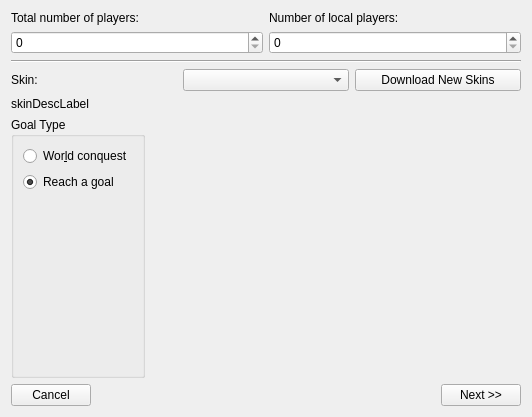
KDE/ksirk, file ksirk/Dialogs/newGameDialog.ui: the form before one commit.
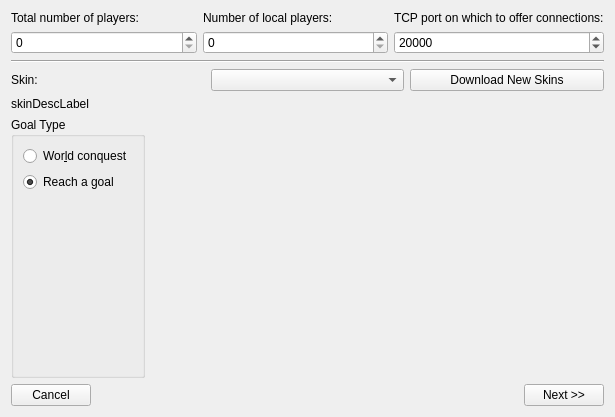
The form after the commit. Custom widgets are drawn as their Qt base class.

Commit message: Progress on new game wizard: tcp game near to work

```diff
--- a/ksirk/Dialogs/newGameDialog.ui
+++ b/ksirk/Dialogs/newGameDialog.ui
@@ -8,7 +8,7 @@
    <rect>
     <x>0</x>
     <y>0</y>
-    <width>532</width>
+    <width>615</width>
     <height>417</height>
    </rect>
   </property>
@@ -18,7 +18,7 @@
   <property name="sizeGripEnabled" stdset="0">
    <bool>true</bool>
   </property>
-  <layout class="QVBoxLayout" name="verticalLayout_3">
+  <layout class="QVBoxLayout" name="verticalLayout_4">
    <item>
     <layout class="QHBoxLayout" name="horizontalLayout">
      <item>
@@ -59,6 +59,30 @@
        </item>
       </layout>
      </item>
+     <item>
+      <layout class="QVBoxLayout" name="verticalLayout_3">
+       <item>
+        <widget class="QLabel" name="tcpPortLabel">
+         <property name="text">
+          <string>TCP port on which to offer connections:</string>
+         </property>
+        </widget>
+       </item>
+       <item>
+        <widget class="KIntSpinBox" name="tcpPortEntry">
+         <property name="minimum">
+          <number>1</number>
+         </property>
+         <property name="maximum">
+          <number>32767</number>
+         </property>
+         <property name="value">
+          <number>20000</number>
+         </property>
+        </widget>
+       </item>
+      </layout>
+     </item>
     </layout>
    </item>
    <item>
```
The commit also changes 20 other files.
